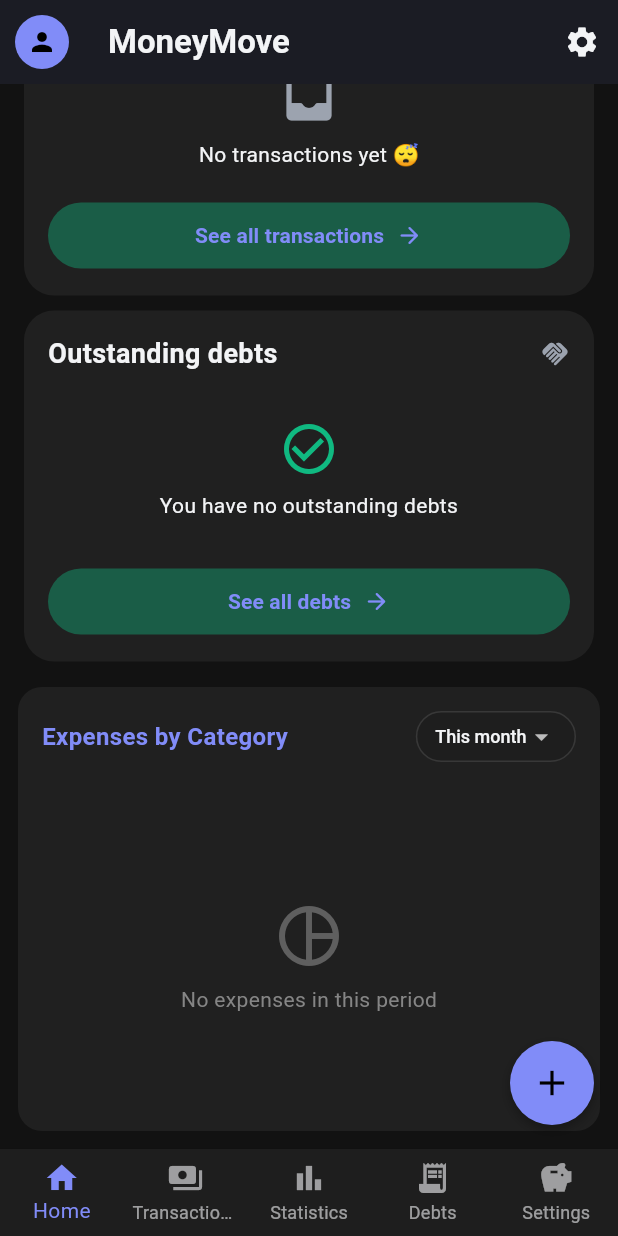
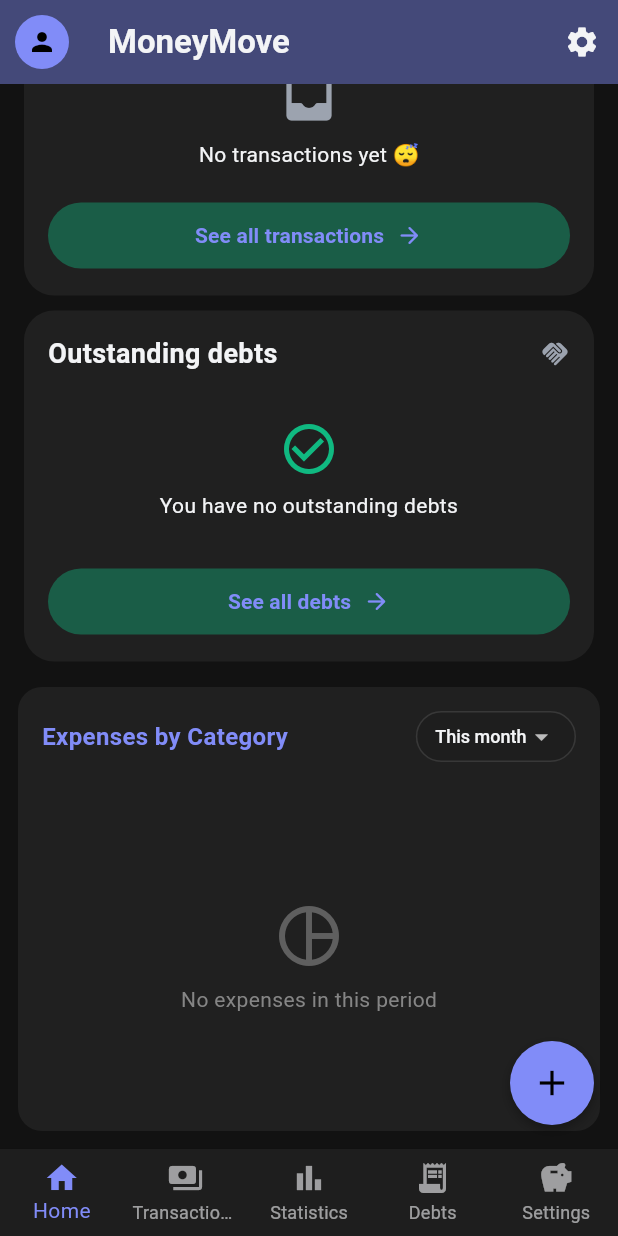
Before and after one commit to Visac95/money_move, a Flutter app: the screen it shows once a user with an empty profile is signed in, scrolled down 315 dp, after a tap on the "person" icon, after a tap on the "add" icon, on a phone screen of 412 x 824 dp. Run offline on Flutter 3.47's test engine with Material 3 defaults, Android fonts, the phone set to English and light mode, and no system bars; our stand-ins replace app_links, cloud_firestore, connectivity_plus, firebase_auth, firebase_core, firebase_crashlytics and 4 more; accounts and stored records are empty.

Commit message:
Refactor screens to implement dynamic AppBar color based on space mode; add smallBoxSaldo widget for balance display and update ModeToggle for better UI integration.

```diff
--- a/lib/screens/add_deuda_screen.dart
+++ b/lib/screens/add_deuda_screen.dart
@@ -7,7 +7,9 @@ import 'package:money_move/providers/ai_category_provider.dart';
 import 'package:money_move/providers/deuda_provider.dart';
 import 'package:money_move/providers/transaction_provider.dart';
 import 'package:money_move/providers/user_provider.dart';
+import 'package:money_move/utils/mode_color_app_bar.dart';
 import 'package:money_move/widgets/deuda_form.dart';
+import 'package:money_move/widgets/mode_toggle.dart';
 import 'package:money_move/widgets/select_category_window.dart';
 import 'package:provider/provider.dart';
 import 'package:uuid/uuid.dart';
@@ -198,9 +200,10 @@ class _AddDeudaScreenState extends State<AddDeudaScreen> {
             color: colorScheme.onSurface,
           ),
         ),
-        backgroundColor: Colors.transparent,
+        backgroundColor: modeColorAppbar(context),
         elevation: 0,
         iconTheme: IconThemeData(color: colorScheme.onSurface),
+        actions: [ModeToggle(bigWidget: false), SizedBox(width: 10)],
       ),
       // Pasamos los nuevos argumentos al DeudaForm
       body: DeudaForm(
--- a/lib/screens/add_transaction_screen.dart
+++ b/lib/screens/add_transaction_screen.dart
@@ -4,6 +4,8 @@ import 'package:flutter/material.dart';
 import 'package:money_move/l10n/app_localizations.dart';
 import 'package:money_move/providers/ai_category_provider.dart';
 import 'package:money_move/providers/user_provider.dart';
+import 'package:money_move/utils/mode_color_app_bar.dart';
+import 'package:money_move/widgets/mode_toggle.dart';
 import 'package:money_move/widgets/select_category_window.dart';
 import 'package:money_move/widgets/transaction_form.dart';
 import 'package:provider/provider.dart';
@@ -179,9 +181,10 @@ class _AddTransactionScreenState extends State<AddTransactionScreen> {
             color: colorScheme.onSurface,
           ),
         ),
-        backgroundColor: Colors.transparent,
+        backgroundColor: modeColorAppbar(context),
         elevation: 0,
         iconTheme: IconThemeData(color: colorScheme.onSurface),
+        actions: [ModeToggle(bigWidget: false), SizedBox(width: 10)],
       ),
       body: TransactionForm(
         titleController: titleController,
--- a/lib/screens/all_deudas_screen.dart
+++ b/lib/screens/all_deudas_screen.dart
@@ -1,10 +1,11 @@
 import 'package:flutter/material.dart';
-import 'package:money_move/l10n/app_localizations.dart'; // <--- TU IMPORT CORRECTO
-import 'package:money_move/providers/transaction_provider.dart';
+import 'package:money_move/l10n/app_localizations.dart';
+import 'package:money_move/utils/mode_color_app_bar.dart';
 import 'package:money_move/widgets/add_deuda_button.dart';
 import 'package:money_move/widgets/lista_deudas_widget.dart';
+import 'package:money_move/widgets/mode_toggle.dart';
 import 'package:money_move/widgets/settings_button.dart';
-import 'package:provider/provider.dart';
+import 'package:money_move/widgets/small_box_saldo.dart';
 
 class AllDeudasScreen extends StatefulWidget {
   const AllDeudasScreen({super.key});
@@ -18,12 +19,12 @@ class _AllDeudasScreenState extends State<AllDeudasScreen> {
   Widget build(BuildContext context) {
     // Inicializamos la variable de localización
     final strings = AppLocalizations.of(context)!;
-    final saldo = Provider.of<TransactionProvider>(context).saldoActual;
     final colorScheme = Theme.of(context).colorScheme;
 
     return Scaffold(
       appBar: AppBar(
         elevation: 0,
+        backgroundColor: modeColorAppbar(context),
         title: Row(
           children: [
             Icon(Icons.receipt_long),
@@ -35,40 +36,9 @@ class _AllDeudasScreenState extends State<AllDeudasScreen> {
           ],
         ),
         actions: [
-          Padding(
-            padding: const EdgeInsets.only(right: 0.0, top: 8, bottom: 8),
-            child: Container(
-              padding: const EdgeInsets.symmetric(horizontal: 12, vertical: 4),
-              decoration: BoxDecoration(
-                // Fondo suave basado en tu color primario
-                color: colorScheme.primary.withValues(alpha: 0.1),
-                borderRadius: BorderRadius.circular(20),
-                border: Border.all(
-                  color: colorScheme.primary.withValues(alpha: 0.2),
-                ),
-              ),
-              child: Row(
-                children: [
-                  // Icono opcional para dar contexto
-                  Icon(
-                    Icons.account_balance_wallet_outlined,
-                    size: 16,
-                    color: colorScheme.primary,
-                  ),
-                  const SizedBox(width: 6),
-                  Text(
-                    "\$${saldo.toStringAsFixed(2)}",
-                    style: TextStyle(
-                      fontSize: 14,
-                      fontWeight: FontWeight.bold,
-                      color: colorScheme.primary,
-                    ),
-                  ),
-                ],
-              ),
-            ),
-          ),
-
+          smallBoxSaldo(context, colorScheme),
+          SizedBox(width: 5),
+          ModeToggle(bigWidget: false),
           settingsButton(context),
         ],
       ),
--- a/lib/screens/all_transactions_screen.dart
+++ b/lib/screens/all_transactions_screen.dart
@@ -1,10 +1,12 @@
 import 'package:flutter/material.dart';
 import 'package:money_move/l10n/app_localizations.dart';
 import 'package:money_move/providers/transaction_provider.dart';
+import 'package:money_move/utils/mode_color_app_bar.dart';
 import 'package:money_move/widgets/add_transaction_button.dart';
 import 'package:money_move/widgets/balance_card.dart';
 import 'package:money_move/widgets/category_filter_button.dart';
 import 'package:money_move/widgets/lista_de_transacciones.dart';
+import 'package:money_move/widgets/mode_toggle.dart';
 import 'package:money_move/widgets/settings_button.dart';
 import 'package:provider/provider.dart';
 // import 'package:provider/provider.dart'; // Descomenta si usas Provider para el saldo
@@ -29,7 +31,7 @@ class _AllTransactionsScreenState extends State<AllTransactionsScreen> {
         headerSliverBuilder: (BuildContext context, bool innerBoxIsScrolled) {
           return <Widget>[
             SliverAppBar(
-              backgroundColor: Theme.of(context).scaffoldBackgroundColor,
+              backgroundColor: modeColorAppbar(context),
               pinned: true,
               floating: true,
               elevation: 0,
@@ -45,7 +47,7 @@ class _AllTransactionsScreenState extends State<AllTransactionsScreen> {
                   ),
                 ],
               ),
-              actions: [settingsButton(context)],
+              actions: [ModeToggle(bigWidget: false), settingsButton(context)],
 
               // 3. AQUÍ VA EL BALANCE (Propiedad 'bottom')
               // Usamos 'bottom' y 'PreferredSize' para anclar el balance a la barra.
--- a/lib/screens/home_screen.dart
+++ b/lib/screens/home_screen.dart
@@ -2,6 +2,7 @@ import 'package:flutter/material.dart';
 import 'package:money_move/l10n/app_localizations.dart';
 import 'package:money_move/providers/transaction_provider.dart';
 import 'package:money_move/screens/loading_screen.dart';
+import 'package:money_move/utils/mode_color_app_bar.dart';
 import 'package:money_move/widgets/add_button.dart';
 import 'package:money_move/widgets/balance_card.dart';
 import 'package:money_move/widgets/charts/category_pie_chart.dart';
@@ -24,7 +25,7 @@ class HomeScreen extends StatelessWidget {
     }
     return Scaffold(
       appBar: AppBar(
-        backgroundColor: Colors.transparent,
+        backgroundColor: modeColorAppbar(context),
         elevation: 0,
 
         title: Text(
--- a/lib/screens/stadistic_screen.dart
+++ b/lib/screens/stadistic_screen.dart
@@ -1,11 +1,14 @@
 import 'package:flutter/material.dart';
 import 'package:money_move/l10n/app_localizations.dart';
 import 'package:money_move/providers/transaction_provider.dart';
+import 'package:money_move/utils/mode_color_app_bar.dart';
 import 'package:money_move/widgets/charts/balance_trend_chart.dart';
 import 'package:money_move/widgets/charts/category_pie_chart.dart';
 import 'package:money_move/widgets/charts/chart_slider.dart';
 import 'package:money_move/widgets/charts/income_expense_line_chart.dart';
+import 'package:money_move/widgets/mode_toggle.dart';
 import 'package:money_move/widgets/settings_button.dart';
+import 'package:money_move/widgets/small_box_saldo.dart';
 import 'package:money_move/widgets/stats/financial_summary_cards.dart';
 import 'package:provider/provider.dart';
 
@@ -17,7 +20,6 @@ class StadisticScreen extends StatelessWidget {
     final strings = AppLocalizations.of(context)!;
     final provider = Provider.of<TransactionProvider>(context);
     final colorScheme = Theme.of(context).colorScheme;
-    final saldo = Provider.of<TransactionProvider>(context).saldoActual;
 
     return Scaffold(
       appBar: AppBar(
@@ -28,38 +30,11 @@ class StadisticScreen extends StatelessWidget {
             Text(strings.stadisticText),
           ],
         ),
+        backgroundColor: modeColorAppbar(context),
         actions: [
-          Padding(
-            padding: const EdgeInsets.only(right: 0.0, top: 8, bottom: 8),
-            child: Container(
-              padding: const EdgeInsets.symmetric(horizontal: 12, vertical: 4),
-              decoration: BoxDecoration(
-                // Fondo suave basado en tu color primario
-                color: colorScheme.primary.withValues(alpha: 0.1),
-                borderRadius: BorderRadius.circular(20),
-                border: Border.all(color: colorScheme.primary.withValues(alpha: 0.2)),
-              ),
-              child: Row(
-                children: [
-                  // Icono opcional para dar contexto
-                  Icon(
-                    Icons.account_balance_wallet_outlined,
-                    size: 16,
-                    color: colorScheme.primary,
-                  ),
-                  const SizedBox(width: 6),
-                  Text(
-                    "\$${saldo.toStringAsFixed(2)}",
-                    style: TextStyle(
-                      fontSize: 14,
-                      fontWeight: FontWeight.bold,
-                      color: colorScheme.primary,
-                    ),
-                  ),
-                ],
-              ),
-            ),
-          ),
+          smallBoxSaldo(context, colorScheme),
+          SizedBox(width: 5,),
+          ModeToggle(bigWidget: false),
           settingsButton(context),
         ],
       ),
@@ -68,17 +43,19 @@ class StadisticScreen extends StatelessWidget {
         child: Column(
           children: [
             FinancialSummaryCards(transactions: provider.transactions),
-            SizedBox(height: 20,),
+            SizedBox(height: 20),
             ChartSlider(
               charts: [
-                BalanceTrendChart(transactions: provider.transactions, currentBalance: provider.saldoActual,),
+                BalanceTrendChart(
+                  transactions: provider.transactions,
+                  currentBalance: provider.saldoActual,
+                ),
                 IncomeExpenseLineChart(transactions: provider.transactions),
               ],
             ),
-            SizedBox(height: 20,),
+            SizedBox(height: 20),
             CategoryPieChart(transactions: provider.transactions),
-            SizedBox(height: 20,),
-
+            SizedBox(height: 20),
           ],
         ),
       ),
--- a/lib/screens/ver_deuda_screen.dart
+++ b/lib/screens/ver_deuda_screen.dart
@@ -7,6 +7,7 @@ import 'package:money_move/providers/transaction_provider.dart';
 import 'package:money_move/screens/edit_deuda_screen.dart';
 import 'package:money_move/l10n/app_localizations.dart';
 import 'package:money_move/utils/category_translater.dart';
+import 'package:money_move/utils/mode_color_app_bar.dart';
 import 'package:money_move/utils/ui_utils.dart';
 import 'package:money_move/widgets/add_abono_window.dart';
 import '../utils/date_formater.dart';
@@ -92,7 +93,7 @@ class VerDeuda extends StatelessWidget {
           style: TextStyle(color: colorScheme.onSurface),
         ),
         centerTitle: true,
-        backgroundColor: Colors.transparent,
+        backgroundColor: modeColorAppbar(context),
         elevation: 0,
         leading: IconButton(
           icon: Icon(Icons.arrow_back_ios_new, color: colorScheme.onSurface),
--- a/lib/screens/ver_transaction_screen.dart
+++ b/lib/screens/ver_transaction_screen.dart
@@ -7,6 +7,7 @@ import 'package:money_move/screens/edit_transaction_screen.dart';
 import 'package:money_move/l10n/app_localizations.dart'; // Asegúrate que esta ruta esté bien
 import 'package:money_move/screens/ver_deuda_screen.dart';
 import 'package:money_move/utils/category_translater.dart';
+import 'package:money_move/utils/mode_color_app_bar.dart';
 import 'package:money_move/utils/ui_utils.dart';
 import 'package:provider/provider.dart';
 import '../models/transaction.dart';
@@ -73,7 +74,7 @@ class VerTransactionScreen extends StatelessWidget {
           style: TextStyle(color: colorScheme.onSurface), // Texto se adapta
         ),
         centerTitle: true,
-        backgroundColor: Colors.transparent,
+        backgroundColor: modeColorAppbar(context),
         elevation: 0,
         leading: IconButton(
           // El icono será negro en día, blanco en noche
--- /dev/null
+++ b/lib/utils/mode_color_app_bar.dart
@@ -0,0 +1,22 @@
+import 'package:flutter/material.dart';
+import 'package:money_move/models/user_model.dart';
+import 'package:money_move/providers/space_provider.dart';
+import 'package:money_move/providers/user_provider.dart';
+import 'package:provider/provider.dart';
+
+Color modeColorAppbar(BuildContext context) {
+  UserModel? user = Provider.of<UserProvider>(context).usuarioActual;
+  ColorScheme colorScheme = Theme.of(context).colorScheme;
+  bool isSpaceMode = Provider.of<SpaceProvider>(context).isSpaceMode;
+  String? spaceId = user?.spaceId;
+
+  if (spaceId != null) {
+    if (isSpaceMode) {
+      return colorScheme.inversePrimary.withValues(alpha: 0.4);
+    } else {
+      return colorScheme.primary.withValues(alpha: 0.4);
+    }
+  } else {
+    return Colors.transparent;
+  }
+}
--- a/lib/widgets/drawer_user.dart
+++ b/lib/widgets/drawer_user.dart
@@ -65,7 +65,7 @@ Drawer drawerUser(BuildContext context) {
                       ],
                     ),
                     const SizedBox(height: 5),
-                    const ModeToggle(),
+                    const ModeToggle(bigWidget: true),
                   ],
                 ),
               ),
@@ -76,7 +76,10 @@ Drawer drawerUser(BuildContext context) {
         // C. BOTÓN DE SALIDA (LOGOUT)
         ListTile(
           leading: const Icon(Icons.logout, color: Colors.red),
-          title: Text(strings.logoutText, style: const TextStyle(color: Colors.red)),
+          title: Text(
+            strings.logoutText,
+            style: const TextStyle(color: Colors.red),
+          ),
           onTap: () async {
             // 1. Llamamos al servicio para desconectar Google y Firebase
             await AuthService().logout();
--- a/lib/widgets/mode_toggle.dart
+++ b/lib/widgets/mode_toggle.dart
@@ -1,36 +1,41 @@
 import 'package:flutter/material.dart';
 import 'package:money_move/config/app_colors.dart';
 import 'package:money_move/l10n/app_localizations.dart';
-import 'package:money_move/providers/space_provider.dart'; // <--- CAMBIO IMPORTANTE
+import 'package:money_move/providers/space_provider.dart';
 import 'package:provider/provider.dart';
 
 class ModeToggle extends StatelessWidget {
-  const ModeToggle({super.key});
+  final bool bigWidget;
+  const ModeToggle({super.key, required this.bigWidget});
 
   @override
   Widget build(BuildContext context) {
-    // 1. Ahora escuchamos al SpaceProvider (el dueño de la verdad)
     final spaceProv = Provider.of<SpaceProvider>(context);
+
+    // 1. LÓGICA PRINCIPAL: Si no está en un Space, el widget no existe.
+    if (!spaceProv.isInSpace) return const SizedBox();
+
     final isShared = spaceProv.isSpaceMode;
-
     final strings = AppLocalizations.of(context)!;
     final colorScheme = Theme.of(context).colorScheme;
 
+    // Color de borde/fondo activo según el modo
+    final activeColor = isShared
+        ? colorScheme.inversePrimary
+        : colorScheme.primary;
+
     return GestureDetector(
       onTap: () {
-        // 2. VALIDACIÓN UX:
-        // Si intenta activar el modo compartido pero no está en un grupo...
+        // Validación defensiva (por si acaso)
         if (!isShared && !spaceProv.isInSpace) {
           ScaffoldMessenger.of(context).showSnackBar(
             SnackBar(
-              content: Text("No perteneces a ningún grupo"),
+              content: Text(strings.errorHasOccurredText),
               backgroundColor: AppColors.expense,
             ),
           );
           return;
         }
-
-        // 3. Ejecutamos el cambio en SpaceProvider
         spaceProv.setSpaceMode(!isShared);
       },
       child: AnimatedContainer(
@@ -38,31 +43,62 @@ class ModeToggle extends StatelessWidget {
         curve: Curves.easeInOut,
         padding: const EdgeInsets.all(4),
         decoration: BoxDecoration(
-          color: isShared ? colorScheme.inversePrimary : colorScheme.primary,
+          // Fondo suave translúcido
+          color: activeColor.withOpacity(0.9),
           borderRadius: BorderRadius.circular(30),
-          border: Border.all(
-            color: isShared ? Colors.indigo.shade200 : Colors.teal.shade200,
-          ),
+          border: Border.all(color: activeColor, width: 1.5),
         ),
         child: Row(
           mainAxisSize: MainAxisSize.min,
           children: [
+            // -------------------------------------------------
+            // OPCIÓN A: MODO GRANDE (Switch completo: Personal | Compartido)
+            // -------------------------------------------------
+            if (bigWidget) ...[
               _buildOption(
                 context,
                 title: strings.personalText,
-              isActive: !isShared,
-              activeColor: AppColors.brandPrimary,
+                isActive: !isShared, // Activo si NO es compartido
+                activeColor: AppColors
+                    .brandPrimary, // O el color que prefieras para personal
                 colorScheme: colorScheme,
-              icon: Icons.person,
+                icon: Icons.person_rounded,
+                showText: true,
               ),
               _buildOption(
                 context,
                 title: strings.compartidoText,
                 isActive: isShared,
-              activeColor: AppColors.accent,
+                activeColor: AppColors
+                    .accent, // O el color que prefieras para compartido
                 colorScheme: colorScheme,
-              icon: Icons.group,
+                icon: Icons.group_rounded,
+                showText: true,
               ),
+            ]
+            // -------------------------------------------------
+            // OPCIÓN B: MODO PEQUEÑO (Solo icono actual + flechas)
+            // -------------------------------------------------
+            else ...[
+              // Mostramos solo la opción ACTIVA para ahorrar espacio
+              _buildOption(
+                context,
+                title: isShared ? strings.compartidoText : strings.personalText,
+                isActive: true, // Siempre se ve "activo" el icono actual
+                activeColor:
+                    Colors.transparent, // Sin fondo interno en modo pequeño
+                colorScheme: colorScheme,
+                icon: isShared ? Icons.group_rounded : Icons.person_rounded,
+                showText: false, // Sin texto
+              ),
+              const SizedBox(width: 2),
+              Icon(
+                Icons.swap_horiz_rounded,
+                color: colorScheme.surface,
+                size: 18,
+              ),
+              const SizedBox(width: 4),
+            ],
           ],
         ),
       ),
@@ -76,29 +112,46 @@ class ModeToggle extends StatelessWidget {
     required Color activeColor,
     required ColorScheme colorScheme,
     required IconData icon,
+    required bool showText,
   }) {
     return AnimatedContainer(
       duration: const Duration(milliseconds: 200),
-      padding: const EdgeInsets.symmetric(horizontal: 12, vertical: 6),
+      padding: EdgeInsets.symmetric(
+        horizontal: showText ? 12 : 6,
+        vertical: showText ? 6 : 2,
+      ),
       decoration: BoxDecoration(
-        color: isActive ? activeColor : Colors.transparent,
-        borderRadius: BorderRadius.circular(28),
+        // Si está activo, usamos el color de superficie (blanco/negro), si no, transparente
+        color: isActive && showText ? colorScheme.surface : Colors.transparent,
+        borderRadius: BorderRadius.circular(24),
       ),
       child: Row(
         children: [
           Icon(
             icon,
-            color: isActive ? colorScheme.onSurface : Colors.grey.shade600,
+            // Si hay texto (grande) y está activo -> color del texto (primary/inverse)
+            // Si no hay texto (pequeño) -> siempre color superficie (blanco sobre fondo oscuro)
+            color: showText
+                ? (isActive
+                      ? activeColor
+                      : colorScheme.surface.withOpacity(0.6))
+                : colorScheme.surface,
+            size: showText ? 20 : 18,
           ),
-          const SizedBox(width: 5),
+
+          if (showText) ...[
+            const SizedBox(width: 6),
             Text(
               title,
               style: TextStyle(
-              color: isActive ? colorScheme.onSurface : Colors.grey.shade600,
+                color: isActive
+                    ? activeColor
+                    : colorScheme.surface.withOpacity(0.6),
                 fontWeight: isActive ? FontWeight.bold : FontWeight.normal,
-              fontSize: 14,
+                fontSize: 13,
               ),
             ),
+          ],
         ],
       ),
     );
--- /dev/null
+++ b/lib/widgets/small_box_saldo.dart
@@ -0,0 +1,43 @@
+import 'package:flutter/material.dart';
+import 'package:money_move/providers/space_provider.dart';
+import 'package:money_move/providers/transaction_provider.dart';
+import 'package:provider/provider.dart';
+
+Widget smallBoxSaldo(BuildContext context, ColorScheme colorScheme) {
+  final tProv = Provider.of<TransactionProvider>(context);
+  final saldo = tProv.saldoActual;
+  final sProv = Provider.of<SpaceProvider>(context);
+  return sProv.isInSpace
+      ? _saldoCard(colorScheme, saldo, colorScheme.onSurface)
+      : _saldoCard(colorScheme, saldo, colorScheme.primary);
+}
+
+Padding _saldoCard(ColorScheme colorScheme, double saldo, Color color) {
+  return Padding(
+    padding: const EdgeInsets.only(right: 0.0, top: 8, bottom: 8),
+    child: Container(
+      padding: const EdgeInsets.symmetric(horizontal: 12, vertical: 4),
+      decoration: BoxDecoration(
+        // Fondo suave basado en tu color primario
+        color: color.withValues(alpha: 0.1),
+        borderRadius: BorderRadius.circular(20),
+        border: Border.all(color: color.withValues(alpha: 0.2)),
+      ),
+      child: Row(
+        children: [
+          // Icono opcional para dar contexto
+          Icon(Icons.account_balance_wallet_outlined, size: 16, color: color),
+          const SizedBox(width: 6),
+          Text(
+            "\$${saldo.toStringAsFixed(2)}",
+            style: TextStyle(
+              fontSize: 14,
+              fontWeight: FontWeight.bold,
+              color: color,
+            ),
+          ),
+        ],
+      ),
+    ),
+  );
+}
```
Lines whose indentation alone changed are shown as unchanged.
